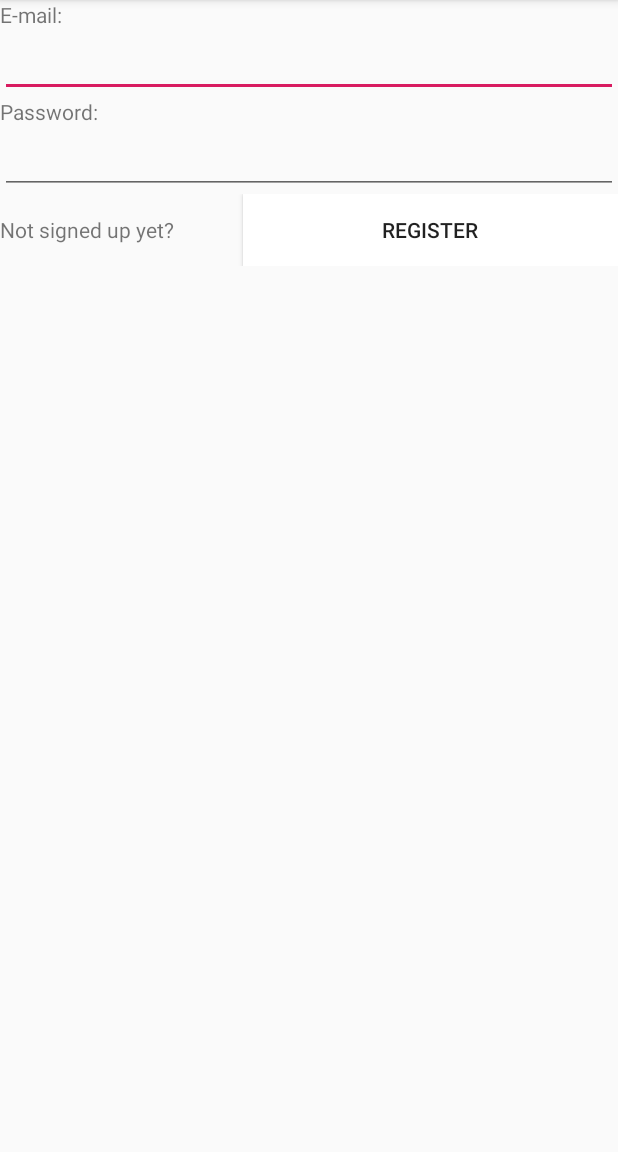
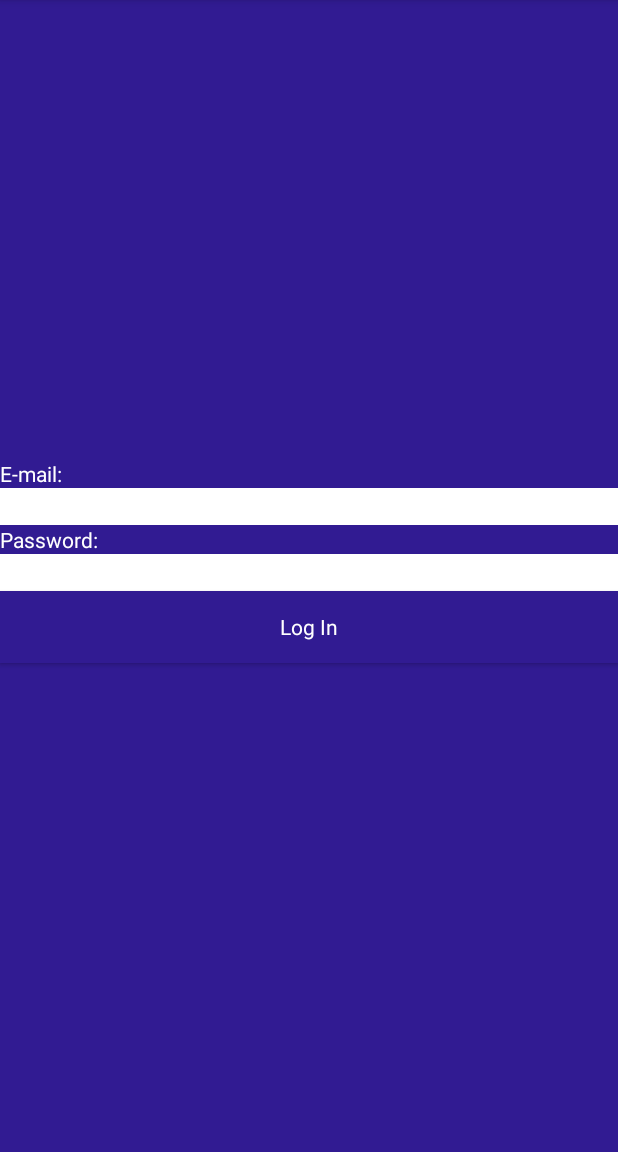
Before and after one commit to sunsugar219/UNIDEB_2019_1_1_GamersConnect, an Android app: the fragment LogInFragment shown on its own in the app's theme, on a phone screen of 412 x 824 dp, the part 84-1236 px from its top. Run offline under Robolectric (Android 15) with nearby library versions, the light colour scheme and no system bars.

Commit message:
Design hozzáadva a login és register fragmenshez, és váltógomb hozzáadva a login fragmenshez, de nincs funkciója, csak toast-ot jelenít meg.

```diff
--- a/GamersConnect/app/src/main/java/com/unibmi/gamersconnect/SignUpFragment.java
+++ b/GamersConnect/app/src/main/java/com/unibmi/gamersconnect/LogInFragment.java
@@ -3,29 +3,37 @@ package com.unibmi.gamersconnect;
 
 import android.os.Bundle;
 
+import androidx.annotation.NonNull;
 import androidx.fragment.app.Fragment;
 
+import android.text.SpannableString;
+import android.text.style.ClickableSpan;
 import android.view.LayoutInflater;
 import android.view.View;
 import android.view.ViewGroup;
+import android.widget.TextView;
+import android.widget.Toast;
 
 
 /**
  * A simple {@link Fragment} subclass.
  */
-public class SignUpFragment extends Fragment {
+public class LogInFragment extends Fragment {
 
 
-    public SignUpFragment() {
+    public LogInFragment() {
+
         // Required empty public constructor
     }
-
 
     @Override
     public View onCreateView(LayoutInflater inflater, ViewGroup container,
                              Bundle savedInstanceState) {
+
         // Inflate the layout for this fragment
-        return inflater.inflate(R.layout.fragment_sign_up, container, false);
+        return inflater.inflate(R.layout.fragment_log_in, container, false);
+
     }
 
+
 }
--- a/GamersConnect/app/src/main/res/layout/fragment_sign_up.xml
+++ b/GamersConnect/app/src/main/res/layout/fragment_log_in.xml
@@ -1,9 +1,14 @@
 <?xml version="1.0" encoding="utf-8"?>
 <LinearLayout xmlns:android="http://schemas.android.com/apk/res/android"
-    android:orientation="vertical" android:layout_width="match_parent"
-    android:layout_height="match_parent">
+    android:id="@+id/main_layout"
+    android:layout_width="match_parent"
+    android:layout_height="match_parent"
+    android:background="#311B92"
+    android:gravity="center"
+    android:orientation="vertical">
 
     <LinearLayout
+        android:id="@+id/email_layout"
         android:layout_width="match_parent"
         android:layout_height="wrap_content"
         android:orientation="vertical">
@@ -12,18 +17,21 @@
             android:id="@+id/email_text"
             android:layout_width="match_parent"
             android:layout_height="wrap_content"
-            android:text="@string/email" />
+            android:text="@string/email"
+            style="@style/Text"/>
 
         <EditText
             android:id="@+id/email_edit"
             android:layout_width="match_parent"
             android:layout_height="wrap_content"
+            android:background="@android:color/white"
             android:ems="10"
             android:inputType="textEmailAddress" />
 
     </LinearLayout>
 
     <LinearLayout
+        android:id="@+id/password_layout"
         android:layout_width="match_parent"
         android:layout_height="wrap_content"
         android:orientation="vertical">
@@ -32,36 +40,43 @@
             android:id="@+id/password_text"
             android:layout_width="match_parent"
             android:layout_height="wrap_content"
-            android:text="@string/Password" />
+            android:text="@string/Password"
+            style="@style/Text" />
 
         <EditText
             android:id="@+id/password_edit"
             android:layout_width="match_parent"
             android:layout_height="wrap_content"
+            android:background="@android:color/white"
             android:ems="10"
             android:inputType="textPassword" />
     </LinearLayout>
 
-    <LinearLayout
+    <Button
+        android:id="@+id/button"
         android:layout_width="match_parent"
         android:layout_height="wrap_content"
+        style="@style/Text"
+        android:background="#311B92"
+        android:text="Log In"
+        />
+
+    <LinearLayout
+        android:id="@+id/switch_layout"
+        android:layout_width="match_parent"
+        android:layout_height="wrap_content"
+        android:layout_gravity="center"
         android:orientation="horizontal">
 
         <TextView
             android:id="@+id/offer_text"
-            android:layout_width="0dp"
-            android:layout_height="34dp"
-            android:layout_weight="1"
-            android:text="@string/Offertext" />
-
-        <Button
-            android:id="@+id/switchtoreg_button"
-            android:layout_width="wrap_content"
+            android:layout_width="18dp"
             android:layout_height="wrap_content"
             android:layout_weight="1"
-            android:alpha="1"
-            android:background="@android:color/white"
-            android:text="@string/registertext" />
+            style="@style/Text"
+            />
+
+
     </LinearLayout>
 
 </LinearLayout>
--- a/GamersConnect/app/src/main/res/values/strings.xml
+++ b/GamersConnect/app/src/main/res/values/strings.xml
@@ -2,9 +2,7 @@
     <string name="app_name">Gamers Connect</string>
     <string name="email">E-mail:</string>
     <string name="Password">Password:</string>
-    <string name="Offertext">Not signed up yet?</string>
+    <string name="Offertext">Not signed up yet? Register.</string>
     <string name="registertext">Register</string>
-
-    <!-- TODO: Remove or change this placeholder text -->
     <string name="pass_again">Password again:</string>
 </resources>
--- a/GamersConnect/app/src/main/res/values/styles.xml
+++ b/GamersConnect/app/src/main/res/values/styles.xml
@@ -1,4 +1,4 @@
-<resources>
+<resources xmlns:android="http://schemas.android.com/apk/res/android">
 
     <!-- Base application theme. -->
     <style name="AppTheme" parent="Theme.AppCompat.Light.DarkActionBar">
@@ -7,5 +7,7 @@
         <item name="colorPrimaryDark">@color/colorPrimaryDark</item>
         <item name="colorAccent">@color/colorAccent</item>
     </style>
-
+    <style name="Text" parent="Theme.AppCompat">
+        <item name="android:textColor">@android:color/white </item>
+    </style>
 </resources>
```
Also changed, not shown: GamersConnect/app/src/main/java/com/unibmi/gamersconnect/MainActivity.java (+23 -1 lines), GamersConnect/app/src/main/res/layout/fragment_register.xml (+17 -5 lines).
